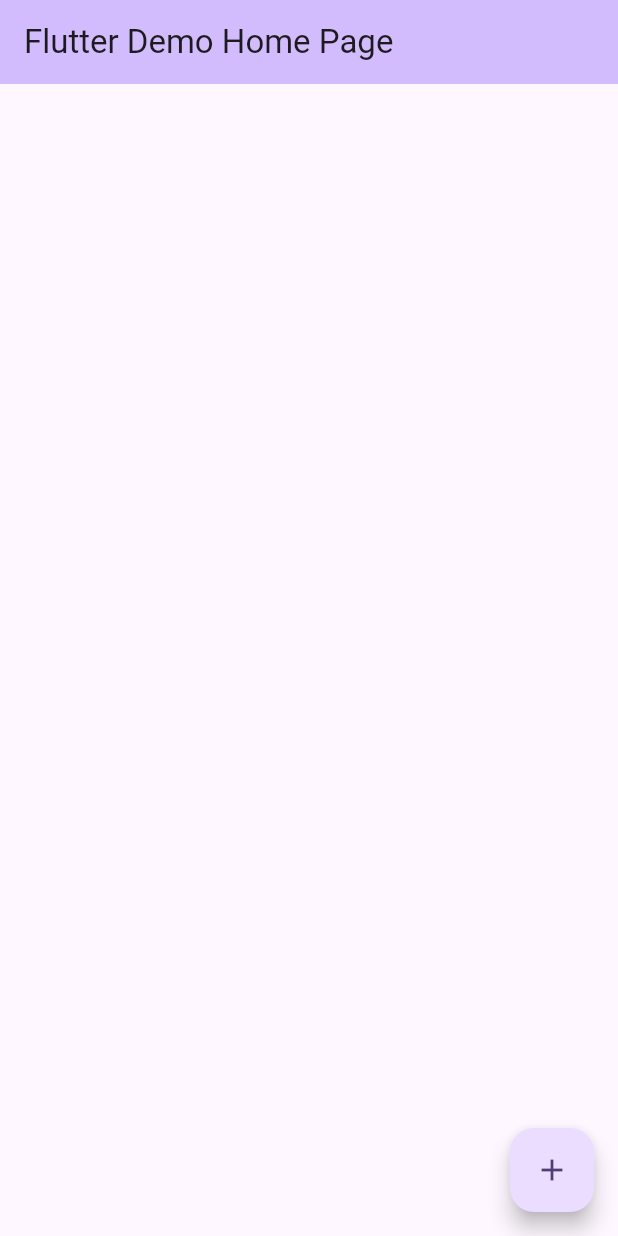
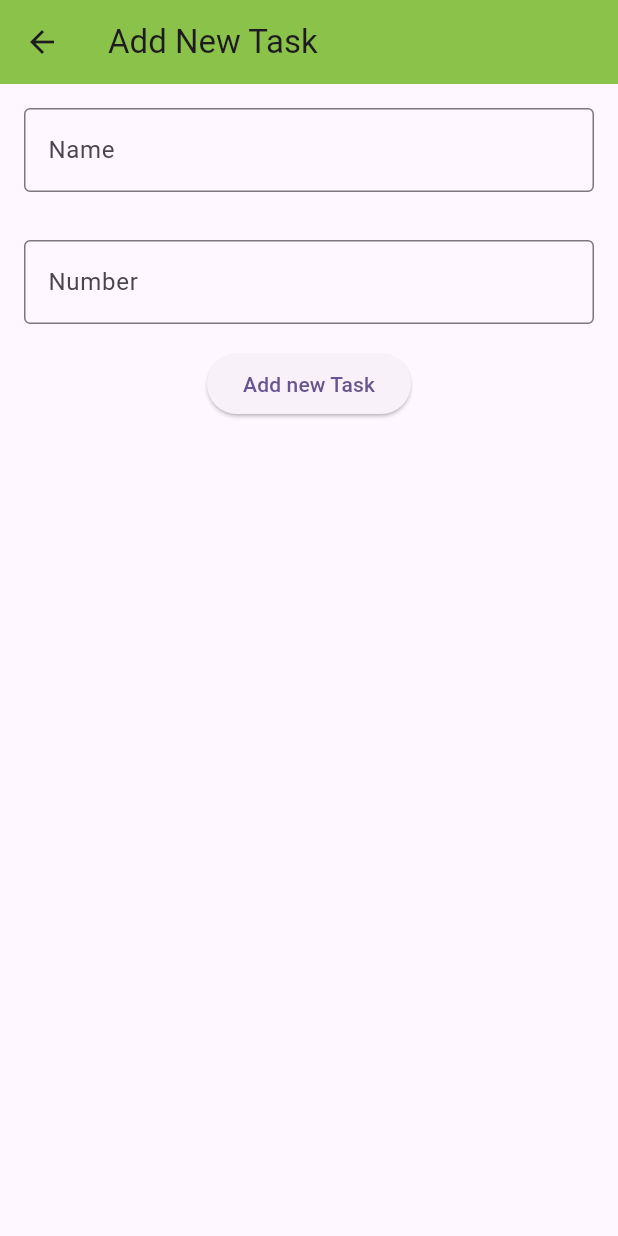
Before and after one commit to MRJonas343/FireBase-Flutter-Practice1, a Flutter app: the screen it shows after launch, after a tap on the "add" icon, on a phone screen of 412 x 824 dp. Run offline on Flutter 3.47's test engine with Material 3 defaults, Android fonts, the phone set to English and light mode, and no system bars; our stand-ins replace cloud_firestore, firebase_core; accounts and stored records are empty.

Commit message:
Add form_task.dart for adding new tasks

```diff
--- a/lib/main.dart
+++ b/lib/main.dart
@@ -1,6 +1,7 @@
 import 'package:cloud_firestore/cloud_firestore.dart';
 import 'package:flutter/material.dart';
 import 'package:firebase_core/firebase_core.dart';
+import 'package:flutter_firestore/view/form_task.dart';
 import 'firebase_options.dart';
 
 void main() async{
@@ -68,7 +69,10 @@ class _MyHomePageState extends State<MyHomePage> {
         ),
       floatingActionButton: FloatingActionButton(
         onPressed: () {
-          print('object');
+          Navigator.push(
+            context,
+            MaterialPageRoute(builder: (context) => const AddNewTaskScreen()),
+          );
         },
         tooltip: 'Increment',
         child: const Icon(Icons.add),
--- /dev/null
+++ b/lib/view/form_task.dart
@@ -0,0 +1,77 @@
+// ignore_for_file: prefer_const_constructors
+
+import 'package:cloud_firestore/cloud_firestore.dart';
+import 'package:flutter/material.dart';
+
+class AddNewTaskScreen extends StatefulWidget{
+  const AddNewTaskScreen({super.key});
+
+  @override
+  State<AddNewTaskScreen> createState() => _AddNewTaskScreenState();
+}
+
+class _AddNewTaskScreenState extends State<AddNewTaskScreen>{
+  final nameController = TextEditingController();
+  final numberController = TextEditingController();
+
+  @override
+  void dispose(){
+    nameController.dispose();
+    numberController.dispose();
+    super.dispose();
+  }
+
+  @override
+  Widget build(BuildContext context){
+
+
+    return Scaffold(
+      appBar: AppBar(
+        title: const Text('Add New Task'),
+        backgroundColor: Colors.lightGreen,
+      ),
+
+
+      body: Center(
+        child: Column(
+          children: [
+            Padding(
+              padding: EdgeInsets.all(16),
+              child: TextField(
+                controller: nameController,
+                decoration: const InputDecoration(
+                  border: OutlineInputBorder(),
+                  hintText: 'Name'
+                ),
+              ),
+            ),
+            Padding(
+              padding: EdgeInsets.all(16),
+              child: TextField(
+                controller: numberController,
+                decoration: const InputDecoration(
+                  border: OutlineInputBorder(),
+                  hintText: 'Number'
+                ),
+              ),
+            ),
+            ElevatedButton(onPressed: (){
+              final task = <String, dynamic>{
+                'name': nameController.text,
+                'number': int.parse(numberController.text)
+              };
+
+              final db = FirebaseFirestore.instance;
+
+              db.collection('toDoList').add(task).then(
+                (DocumentReference doc) {
+                  Navigator.pop(context);
+                  print('Task added with ID: ${doc.id}');
+                }
+              );
+            }, child: const Text('Add new Task'))
+          ],),
+      ),
+    );
+  }
+}
```
